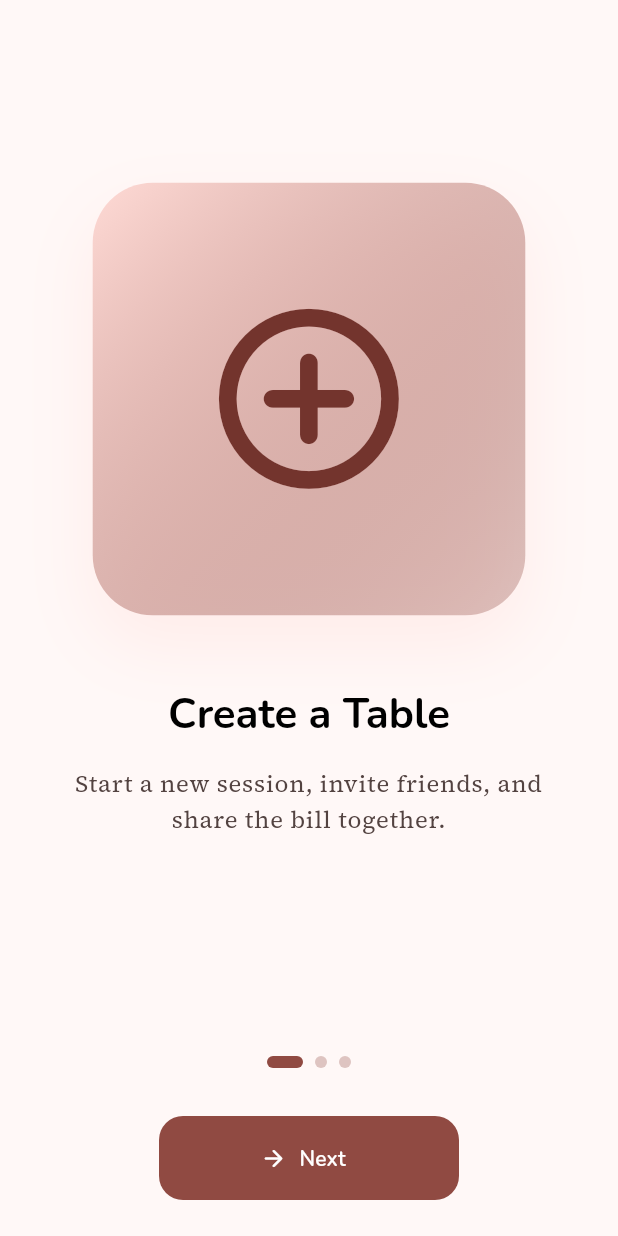
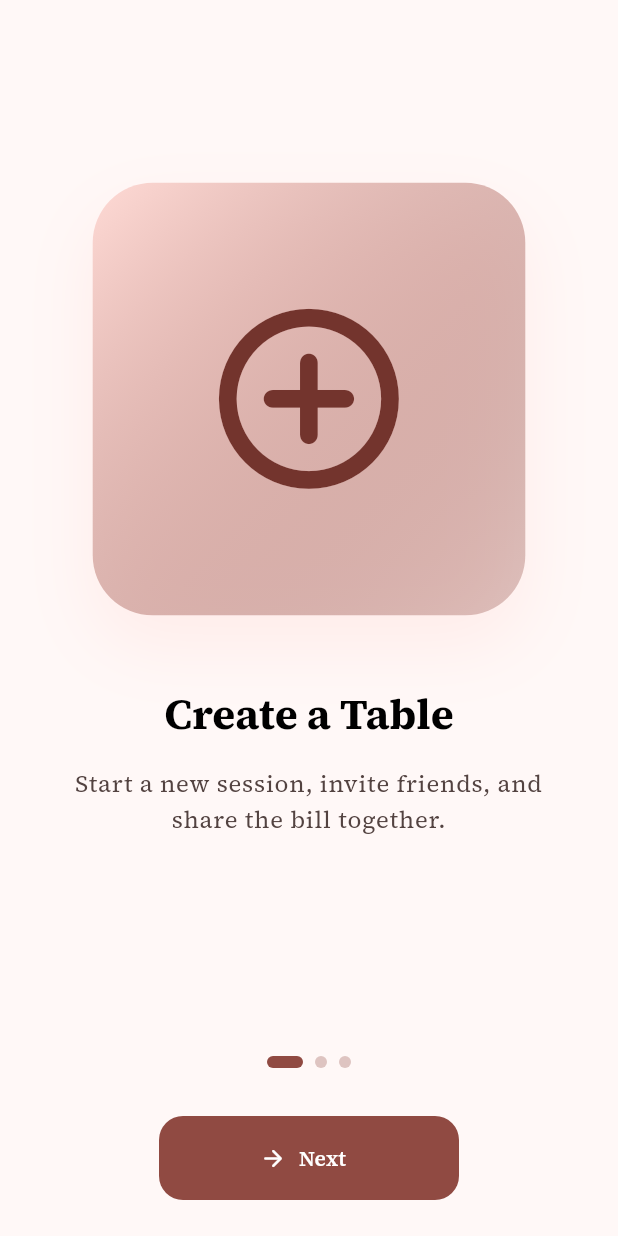
Before and after one commit to MedaiP90/Sushare, a Flutter app: the screen it shows after launch, on a phone screen of 412 x 824 dp. Run offline on Flutter 3.47's test engine with Material 3 defaults, Android fonts, the phone set to English and light mode, and no system bars; drawn by our look-alikes of dynamic_color; our stand-ins replace flex_color_scheme, flutter_image_compress, flutter_riverpod, flutter_secure_storage, flutter_svg, go_router and 6 more; missing offline and left inert: bluetooth_low_energy, mobile_scanner; accounts and stored records are empty.

Commit message:
update: app fonts

```diff
--- a/lib/core/theme/app_theme.dart
+++ b/lib/core/theme/app_theme.dart
@@ -4,22 +4,22 @@ import 'package:google_fonts/google_fonts.dart';
 
 const Color fallbackSeed = Color(0xFFFF7E70);
 
-TextTheme buildTextTheme() => GoogleFonts.nunitoTextTheme().copyWith(
-  displayLarge: GoogleFonts.nunito(fontWeight: FontWeight.w800),
-  displayMedium: GoogleFonts.nunito(fontWeight: FontWeight.w700),
-  displaySmall: GoogleFonts.nunito(fontWeight: FontWeight.w700),
-  headlineLarge: GoogleFonts.nunito(fontWeight: FontWeight.w700),
-  headlineMedium: GoogleFonts.nunito(fontWeight: FontWeight.w600),
-  headlineSmall: GoogleFonts.nunito(fontWeight: FontWeight.w600),
-  titleLarge: GoogleFonts.nunito(fontWeight: FontWeight.w600),
-  titleMedium: GoogleFonts.nunito(fontWeight: FontWeight.w600),
-  titleSmall: GoogleFonts.nunito(fontWeight: FontWeight.w500),
+TextTheme buildTextTheme() => GoogleFonts.sourceSerif4TextTheme().copyWith(
+  displayLarge: GoogleFonts.sourceSerif4(fontWeight: FontWeight.w800),
+  displayMedium: GoogleFonts.sourceSerif4(fontWeight: FontWeight.w700),
+  displaySmall: GoogleFonts.sourceSerif4(fontWeight: FontWeight.w700),
+  headlineLarge: GoogleFonts.sourceSerif4(fontWeight: FontWeight.w700),
+  headlineMedium: GoogleFonts.sourceSerif4(fontWeight: FontWeight.w600),
+  headlineSmall: GoogleFonts.sourceSerif4(fontWeight: FontWeight.w600),
+  titleLarge: GoogleFonts.sourceSerif4(fontWeight: FontWeight.w600),
+  titleMedium: GoogleFonts.sourceSerif4(fontWeight: FontWeight.w600),
+  titleSmall: GoogleFonts.sourceSerif4(fontWeight: FontWeight.w500),
   bodyLarge: GoogleFonts.sourceSerif4(),
   bodyMedium: GoogleFonts.sourceSerif4(),
   bodySmall: GoogleFonts.sourceSerif4(),
-  labelLarge: GoogleFonts.nunito(fontWeight: FontWeight.w600),
-  labelMedium: GoogleFonts.nunito(fontWeight: FontWeight.w500),
-  labelSmall: GoogleFonts.nunito(fontWeight: FontWeight.w500),
+  labelLarge: GoogleFonts.sourceSerif4(fontWeight: FontWeight.w600),
+  labelMedium: GoogleFonts.sourceSerif4(fontWeight: FontWeight.w500),
+  labelSmall: GoogleFonts.sourceSerif4(fontWeight: FontWeight.w500),
 );
 
 const _subThemes = FlexSubThemesData(
```
Also changed, not shown: 1 other file.
